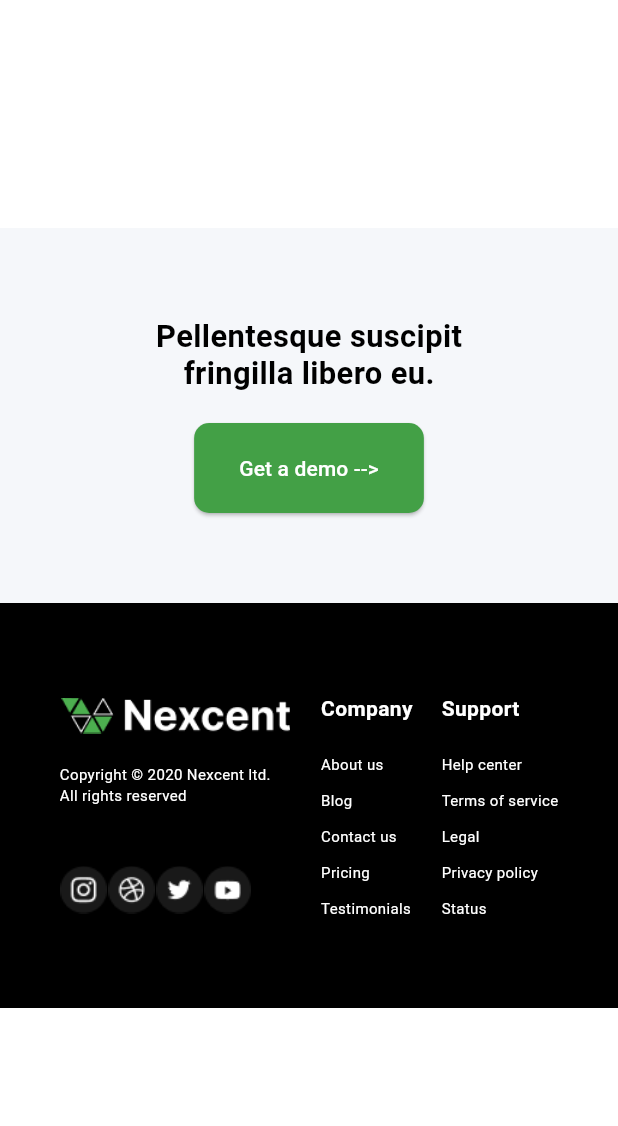
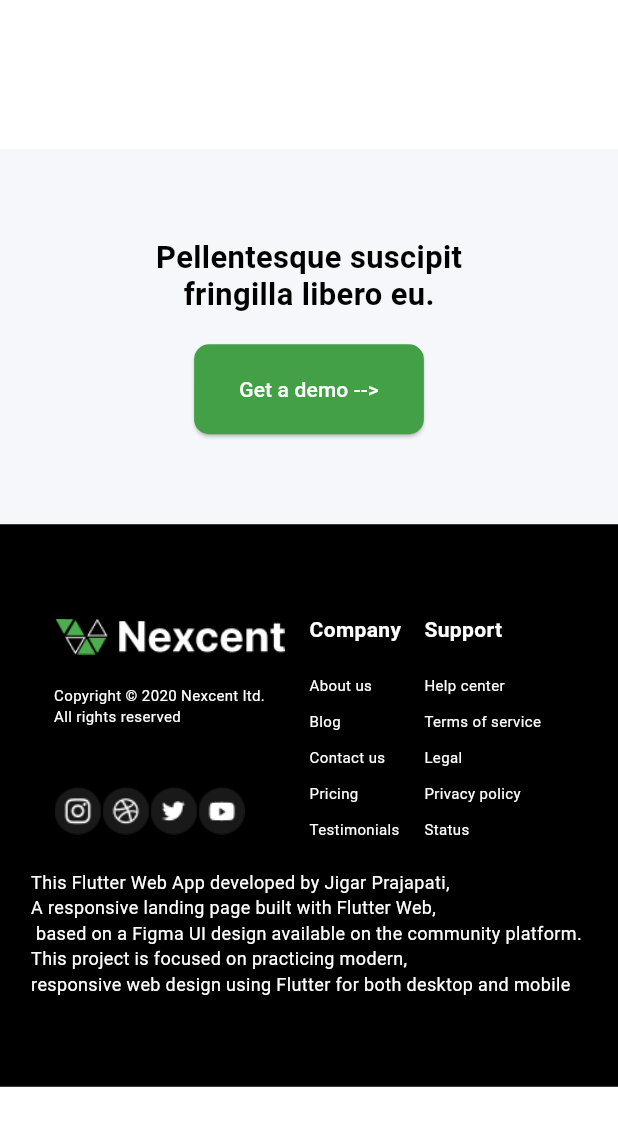
Before and after one commit to JigarPrajapati-21/flutter_web_practice_nexcent, a Flutter app: the MobileContainer5 widget shown alone on an empty page, opened directly, on a phone screen of 412 x 824 dp. Shown: the top 1126 px of the screen. Run offline on Flutter 3.47's test engine with Material 3 defaults, Android fonts, the phone set to English and light mode, and no system bars; our stand-ins replace responsive_builder.

Commit message:
commit , add my name at bottom

```diff
--- a/lib/pages/home/Container_5/mobile_container_5.dart
+++ b/lib/pages/home/Container_5/mobile_container_5.dart
@@ -90,7 +90,9 @@ class MobileContainer5 extends StatelessWidget {
                   // margin: EdgeInsets.symmetric(vertical: 60),
                   child: Padding(
                     padding: const EdgeInsets.symmetric(vertical: 30),
-                    child: Row(
+                    child: Column(
+                      children: [
+                        Row(
                           mainAxisAlignment: MainAxisAlignment.spaceEvenly,
                           children: [
                             Row(
@@ -304,6 +306,26 @@ class MobileContainer5 extends StatelessWidget {
                                 ),
                               ],
                             ),
+
+                            SizedBox(height: 20,),
+
+                          ],
+                        ),
+
+
+                        SizedBox(height: 20,),
+                        Row(
+                          mainAxisAlignment: MainAxisAlignment.start,
+                          children: [
+                            Text(
+                              "This Flutter Web App developed by Jigar Prajapati, \nA responsive landing page built with Flutter Web,\n based on a Figma UI design available on the community platform. \nThis project is focused on practicing modern, \nresponsive web design using Flutter for both desktop and mobile",
+                              style: TextStyle(
+                                color: Colors.white,
+                                fontSize: 12,
+                              ),
+                            ),
+                          ],
+                        ),
                       ],
                     ),
                   ),
```
Also changed, not shown: lib/pages/home/Container_5/desktop_container_5.dart (+21 -1 lines). Lines whose indentation alone changed are shown as unchanged.
